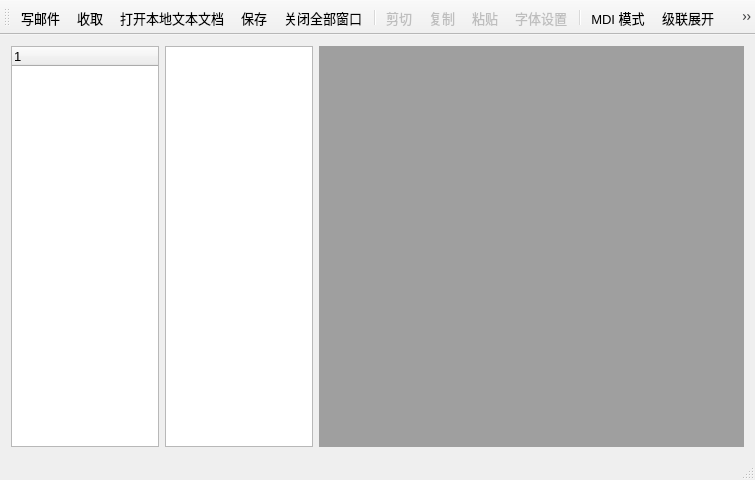
Old version of the form mailbox/mainwindow.ui in the repository Wendy-ran/mailbox.
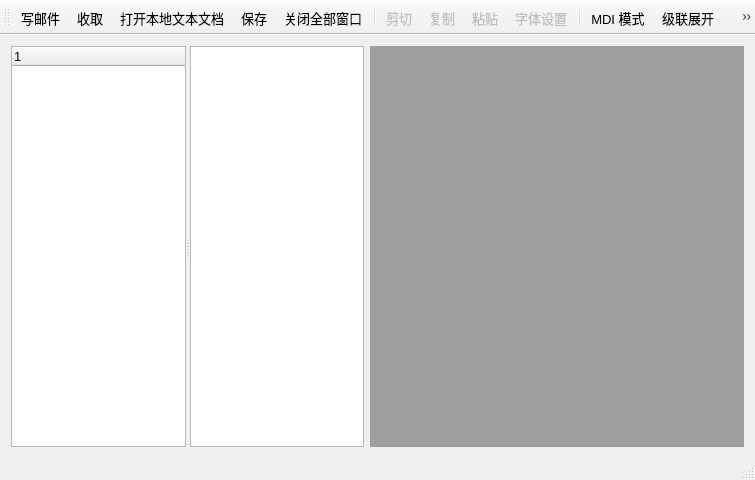
New version of the form. Icons and pictures are not drawn.

What changed in the file:
```diff
--- a/mailbox/mainwindow.ui
+++ b/mailbox/mainwindow.ui
@@ -21,6 +21,10 @@
   <widget class="QWidget" name="centralWidget">
    <layout class="QHBoxLayout" name="horizontalLayout">
     <item>
+     <widget class="QSplitter" name="splitter">
+      <property name="orientation">
+       <enum>Qt::Orientation::Horizontal</enum>
+      </property>
      <widget class="QTreeWidget" name="treeWidget">
       <column>
        <property name="text">
@@ -28,9 +32,8 @@
        </property>
       </column>
      </widget>
-    </item>
-    <item>
      <widget class="QTreeView" name="treeView"/>
+     </widget>
     </item>
     <item>
      <widget class="QMdiArea" name="mdiArea"/>
```
Lines whose indentation alone changed are shown as unchanged.
